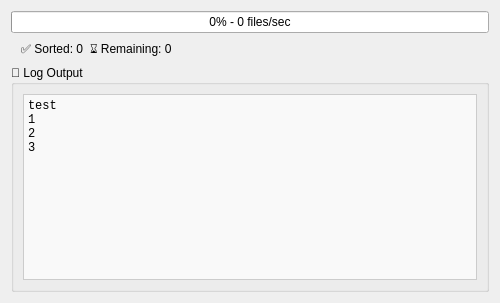
Before: the Qt Designer form PhotoOrganizer_v3/progressWindow.ui in ArthurHuyghe/PhotoOrganizer, drawn with Qt 5.
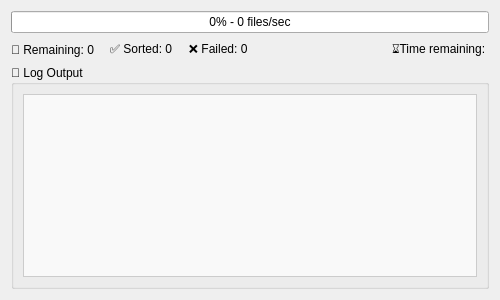
After: the same form once the commit is applied.

Commit message:
Improves progress UI to show and update sorted, remaining, and failed counts
Refines UI layout and messaging for greater clarity and usability, helping users monitor process outcomes more effectively.

Patch:
```diff
--- a/PhotoOrganizer_v3/progressWindow.ui
+++ b/PhotoOrganizer_v3/progressWindow.ui
@@ -7,7 +7,7 @@
     <x>0</x>
     <y>0</y>
     <width>500</width>
-    <height>303</height>
+    <height>300</height>
    </rect>
   </property>
   <property name="minimumSize">
@@ -44,23 +44,30 @@
    </item>
    <item>
     <layout class="QHBoxLayout" name="statsLayout">
-     <item>
-      <widget class="QLabel" name="labelSorted">
-       <property name="text">
-        <string>   ✅ Sorted: 0</string>
-       </property>
-      </widget>
-     </item>
      <item>
       <widget class="QLabel" name="labelRemaining">
        <property name="text">
-        <string>⌛ Remaining: 0</string>
+        <string>🔄️ Remaining: 0</string>
        </property>
        <property name="alignment">
         <set>Qt::AlignmentFlag::AlignLeading|Qt::AlignmentFlag::AlignLeft|Qt::AlignmentFlag::AlignVCenter</set>
        </property>
       </widget>
      </item>
+     <item>
+      <widget class="QLabel" name="labelSorted">
+       <property name="text">
+        <string>   ✅ Sorted: 0</string>
+       </property>
+      </widget>
+     </item>
+     <item>
+      <widget class="QLabel" name="labelFailed">
+       <property name="text">
+        <string>   ❌ Failed: 0</string>
+       </property>
+      </widget>
+     </item>
      <item>
       <spacer name="horizontalSpacer">
        <property name="orientation">
@@ -74,6 +81,13 @@
        </property>
       </spacer>
      </item>
+     <item>
+      <widget class="QLabel" name="labelTime">
+       <property name="text">
+        <string>⌛Time remaining: </string>
+       </property>
+      </widget>
+     </item>
     </layout>
    </item>
    <item>
@@ -97,11 +111,7 @@
          <bool>true</bool>
         </property>
         <property name="plainText">
-         <string>test
-1
-2
-3
-</string>
+         <string/>
         </property>
         <property name="overwriteMode">
          <bool>false</bool>
```
The commit also changes 4 other files.
